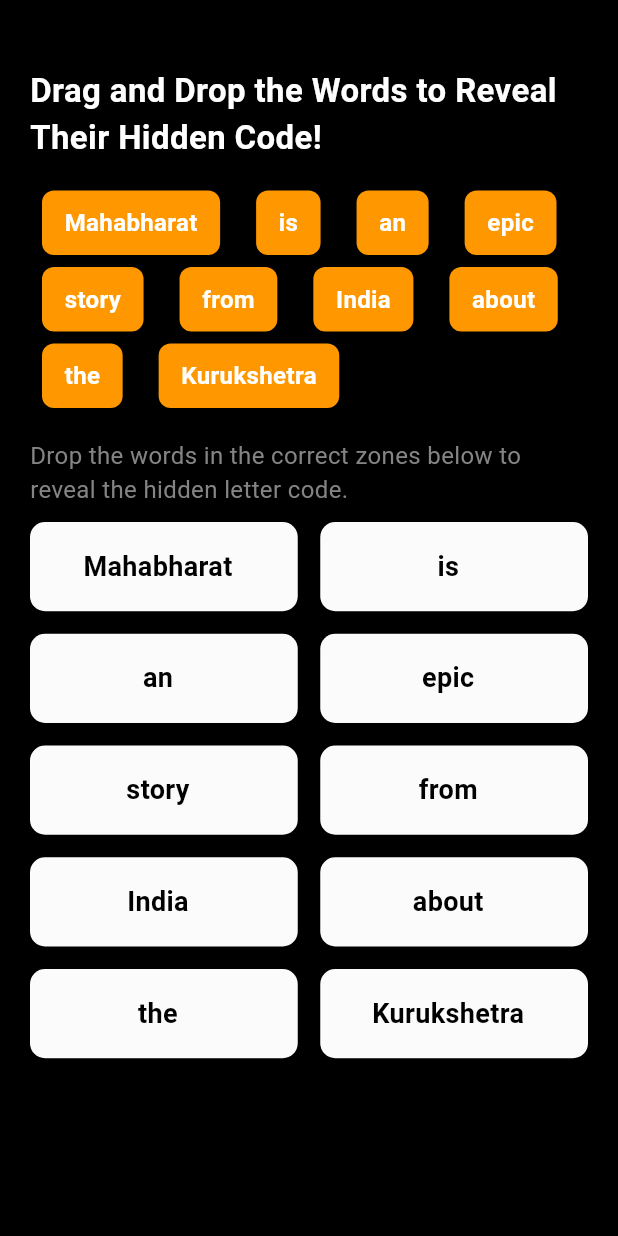
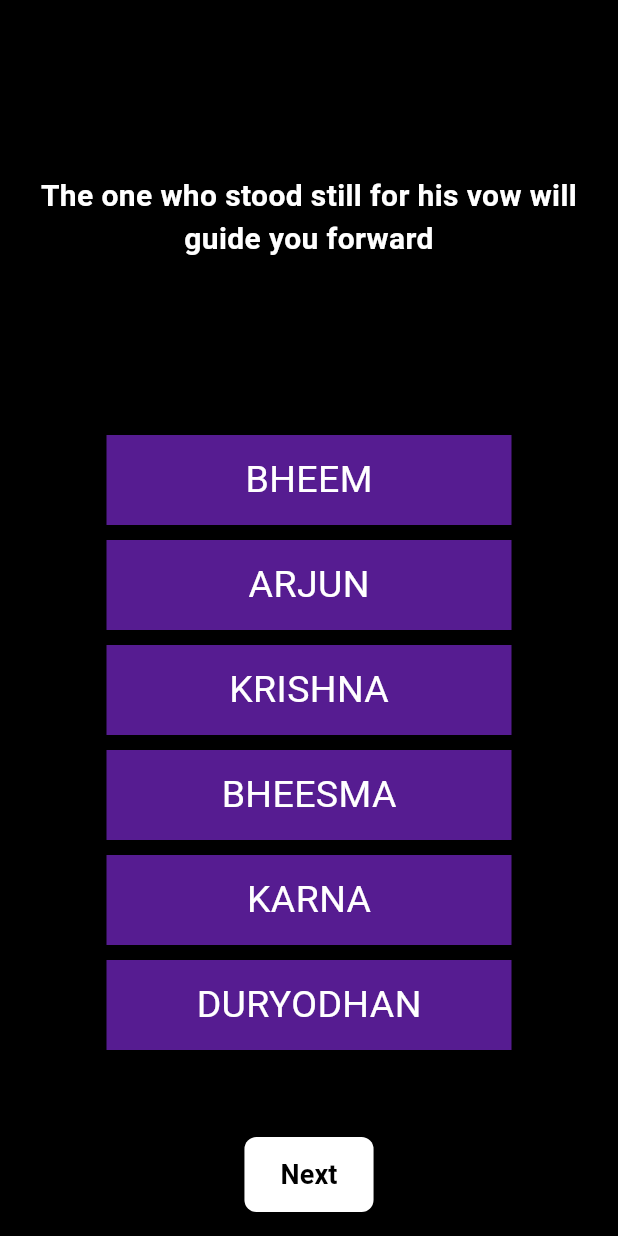
Before and after one commit to Nooberd-Incompat/chakravyuh-day-2, a Flutter app: the DraggableScreen screen opened directly, on a phone screen of 412 x 824 dp. Run offline on Flutter 3.47's test engine with Material 3 defaults, Android fonts, the phone set to English and light mode, and no system bars; our stand-ins replace csv; missing offline and left inert: crossword; project files that could hold a hidden picture were left out.

Commit message:
something for sure

```diff
--- a/lib/screens/draggable_screen.dart
+++ b/lib/screens/draggable_screen.dart
@@ -1,3 +1,5 @@
+// import 'package:chakravyuh/screens/notes_screen.dart';
+import 'package:chakravyuh/widgets/next_button.dart';
 import 'package:flutter/material.dart';
 
 class DraggableScreen extends StatefulWidget {
@@ -6,173 +8,195 @@ class DraggableScreen extends StatefulWidget {
 }
 
 class _DraggableScreenState extends State<DraggableScreen> {
-  final List<Map<String, String>> sentenceWords = [
-    {'word': 'Mahabharat', 'code': ''},
-    {'word': 'is', 'code': ''},
-    {'word': 'an', 'code': ''},
-    {'word': 'epic', 'code': ''},
-    {'word': 'story', 'code': ''},
-    {'word': 'from', 'code': ''},
-    {'word': 'India', 'code': 'K'}, // Special case for 'India'
-    {'word': 'about', 'code': ''},
-    {'word': 'the', 'code': ''},
-    {'word': 'Kurukshetra', 'code': ''},
-  ];
+  List<LetterBox> letterBoxes = [];
 
-  final Map<String, bool> wordRevealed = {};
-  bool showNextButton = false; // Control the visibility of the "Next" button
+  @override
+  void initState() {
+    super.initState();
+
+    const letters = ['BHEEM', 'ARJUN', 'KRISHNA', 'BHEESMA', 'KARNA', 'DURYODHAN'];
+    int maxLength = letters.map((e) => e.length).reduce((a, b) => a > b ? a : b);
+
+    letterBoxes = List.generate(letters.length, (index) {
+      return LetterBox(
+        id: index,
+        letter: letters[index],
+        isKey: letters[index] == 'BHEESMA',
+        width: maxLength * 30.0,
+      );
+    });
+  }
 
   @override
   Widget build(BuildContext context) {
+    double screenWidth = MediaQuery.of(context).size.width;
+    double boxHeight = 60.0;
+    const double spacing = 10.0;
+    int lettersPerRow = 1;
+    double totalWidth = (letterBoxes[0].width * lettersPerRow) + (spacing * (lettersPerRow - 1));
+    double xOffset = (screenWidth - totalWidth) / 2;
+    double yOffset = 50.0;
+
+    for (int i = 0; i < letterBoxes.length; i++) {
+      double x = xOffset;
+      double y = yOffset + i * (boxHeight + spacing);
+      letterBoxes[i].position = Offset(x, y);
+    }
+
     return Scaffold(
-      backgroundColor: const Color.fromARGB(255, 0, 0, 0),
-      body: Padding(
-        padding: const EdgeInsets.all(20.0),
-        child: Column(
-          crossAxisAlignment: CrossAxisAlignment.start,
+      backgroundColor: Colors.black,
+      body: Column(
         children: [
-            const SizedBox(height: 25),
-            const Text(
-              'Drag and Drop the Words to Reveal Their Hidden Code!',
-              style: TextStyle(fontSize: 22, fontWeight: FontWeight.bold, color: Color.fromARGB(255, 255, 255, 255)),
+          SizedBox(height: 100),
+
+          Padding(
+            padding: const EdgeInsets.all(16.0),
+            child: Text(
+              'The one who stood still for his vow will guide you forward',
+              style: TextStyle(
+                fontSize: 20,
+                color: Colors.white,
+                fontWeight: FontWeight.bold,
               ),
-            const SizedBox(height: 20),
+              textAlign: TextAlign.center,
+            ),
+          ),
 
-            // Non-scrollable draggable words with Wrap
-            Wrap(
-              spacing: 8.0,
-              runSpacing: 8.0,
-              children: sentenceWords.map((wordData) {
-                String word = wordData['word']!;
-                String code = wordData['code']!;
-                return Draggable<String>(
-                  data: code,
-                  child: _buildDraggableWord(word, isFeedback: false),
-                  feedback: _buildDraggableWord(word, isFeedback: true),
-                  childWhenDragging: Container(),
+          SizedBox(height: 50),
+
+          Expanded(
+            child: Stack(
+              children: [
+                ...letterBoxes.map((box) {
+                  return Positioned(
+                    top: box.position.dy,
+                    left: box.position.dx,
+                    child: Draggable<LetterBox>(
+                      data: box,
+                      feedback: Material(
+                        color: Colors.transparent,
+                        child: Container(
+                          width: box.width,
+                          height: boxHeight,
+                          color: Colors.purple,
+                          child: Center(
+                            child: Text(
+                              box.letter,
+                              style: TextStyle(fontSize: 20, color: Colors.white),
+                            ),
+                          ),
+                        ),
+                      ),
+                      childWhenDragging: Container(
+                        width: box.width,
+                        height: boxHeight,
+                        color: Colors.grey,
+                      ),
+                      onDragStarted: () {
+                        setState(() {
+                          box.isBeingDragged = true;
+                        });
+                      },
+                      onDragEnd: (_) {
+                        setState(() {
+                          box.isBeingDragged = false;
+                        });
+                      },
+                      child: Container(
+                        width: box.width,
+                        height: boxHeight,
+                        color: Color.fromARGB(255, 86, 28, 145),
+                        child: Center(
+                          child: Text(
+                            box.letter,
+                            style: TextStyle(fontSize: 25, color: Colors.white),
+                          ),
+                        ),
+                      ),
+                      onDraggableCanceled: (velocity, offset) {
+                        setState(() {
+                          box.position = offset;
+                        });
+                      },
+                    ),
                   );
                 }).toList(),
-            ),
-            const SizedBox(height: 20),
 
-            const Text(
-              'Drop the words in the correct zones below to reveal the hidden letter code.',
-              style: TextStyle(fontSize: 16, color: Color.fromARGB(255, 133, 132, 132)),
-            ),
-            const SizedBox(height: 10),
-
-            // Scrollable drop zones
-            Expanded(
-              child: GridView.builder(
-                gridDelegate: const SliverGridDelegateWithFixedCrossAxisCount(
-                  crossAxisCount: 2,
-                  mainAxisSpacing: 15,
-                  crossAxisSpacing: 15,
-                  childAspectRatio: 3,
-                ),
-                itemCount: sentenceWords.length,
-                itemBuilder: (context, index) {
-                  String word = sentenceWords[index]['word']!;
-                  String code = sentenceWords[index]['code']!;
-
-                  return DragTarget<String>(
-                    onAccept: (receivedCode) {
-                      if (receivedCode == code) {
-                        setState(() {
-                          wordRevealed[word] = true;
-                          if (word == 'India') {
-                            showNextButton = true; // Show "Next" button after "India" is revealed
-                          }
-                        });
-                      }
-                    },
-                    builder: (context, acceptedItems, rejectedItems) {
-                      return Container(
-                        padding: const EdgeInsets.all(10),
-                        decoration: BoxDecoration(
-                          color: const Color.fromARGB(255, 251, 251, 251),
-                          borderRadius: BorderRadius.circular(10),
-                        ),
-                        child: Row(
-                          mainAxisAlignment: MainAxisAlignment.center,
-                          children: [
-                            Text(
-                              word,
-                              style: const TextStyle(
-                                fontSize: 18,
-                                fontWeight: FontWeight.bold,
-                                color: Color.fromARGB(255, 0, 0, 0),
+                ..._buildSingleLetterButtons(),
+              ],
             ),
           ),
-                            const SizedBox(width: 8),
-                            if (wordRevealed[word] == true)
-                              Text(
-                                sentenceWords[index]['code']!,
-                                style: const TextStyle(
-                                  fontSize: 18,
-                                  fontWeight: FontWeight.bold,
-                                  color: Color.fromARGB(255, 58, 141, 137),
-                                ),
+
+          SizedBox(height: 20), // Add space for the button
+
+          // Add the NextButton here
+          Padding(
+            padding: const EdgeInsets.symmetric(vertical: 16.0),
+            child: NextButton(nextScreen: NotesScreen()),
           ),
         ],
       ),
     );
+  }
+
+  List<Widget> _buildSingleLetterButtons() {
+    // Map each character to its corresponding word
+    const letterMap = {
+      'H': 'BHEEM',
+      'R': 'ARJUN',
+      'I': 'KRISHNA',
+      'B': 'BHEESMA',
+      'N': 'KARNA',
+      'U': 'DURYODHAN',
+    };
+
+    // Generate TextButtons for each box being dragged
+    return letterBoxes.where((box) => box.isBeingDragged).map((box) {
+      final singleLetter = letterMap.keys.firstWhere((key) => letterMap[key] == box.letter, orElse: () => '');
+
+      if (singleLetter.isNotEmpty) {
+        return Positioned(
+          top: box.position.dy,
+          left: box.position.dx,
+          child: TextButton(
+            onPressed: () {
+              if (singleLetter == 'B') {
+                Navigator.push(
+                  context,
+                  MaterialPageRoute(builder: (context) => NotesScreen()),
+                );
+              }
             },
-                  );
-                },
-              ),
-            ),
-            const SizedBox(height: 10),
-
-            // Conditionally display the "Next" button
-            if (showNextButton)
-              Center(
-                child: ElevatedButton(
-                  onPressed: () {
-                    // Define what happens when "Next" is pressed
-                    ScaffoldMessenger.of(context).showSnackBar(
-                      const SnackBar(content: Text('Proceeding to the next step!')),
-                    );
-                  },
-                  style: ElevatedButton.styleFrom(
-                    backgroundColor: Colors.deepPurple, // Button color
-                    padding: const EdgeInsets.symmetric(horizontal: 30, vertical: 10),
-                  ),
-                  child: const Text(
-                    'Next',
-                    style: TextStyle(fontSize: 18, fontWeight: FontWeight.bold, color: Colors.white),
+            child: Text(
+              singleLetter,
+              style: TextStyle(
+                fontSize: 30,
+                color: Color.fromARGB(255, 83, 2, 86),
+                fontWeight: FontWeight.bold,
               ),
             ),
           ),
-          ],
-        ),
-      ),
         );
+      } else {
+        return SizedBox.shrink();
+      }
+    }).toList();
+  }
 }
 
-  Widget _buildDraggableWord(String word, {bool isFeedback = false}) {
-    return Container(
-      padding: const EdgeInsets.symmetric(horizontal: 15, vertical: 10),
-      margin: const EdgeInsets.symmetric(horizontal: 8),
-      decoration: BoxDecoration(
-        color: isFeedback ? Colors.yellow.withOpacity(0.8) : Colors.orange,
-        borderRadius: BorderRadius.circular(8),
-        boxShadow: [
-          const BoxShadow(
-            color: Colors.black26,
-            offset: Offset(2, 2),
-            blurRadius: 5,
-          ),
-        ],
-      ),
-      child: Text(
-        word,
-        style: const TextStyle(
-          fontSize: 16,
-          color: Colors.white,
-          fontWeight: FontWeight.bold,
-        ),
-      ),
-    );
+class LetterBox {
+  final int id;
+  final String letter;
+  final bool isKey;
+  final double width;
+  bool isBeingDragged = false;  // Track dragging state
+  Offset position;
+
+  LetterBox({
+    required this.id,
+    required this.letter,
+    required this.isKey,
+    required this.width,
+    Offset? position,
+  }) : position = position ?? Offset(100.0, 100.0);
 }
-}
--- a/lib/screens/pattern_screen.dart
+++ b/lib/screens/pattern_screen.dart
@@ -53,7 +53,8 @@ class _PatternLockScreenState extends State<PatternLockScreen> {
           const Padding(
             padding: EdgeInsets.all(20.0),
             child: Text(
-              "Choose the right pattern to proceed",
+              "\n\nThe common link amongst Gandeeva, Ekalavya and Vasudeva\n\nChoose the right pattern to proceed",
+              textAlign: TextAlign.center,
               style: TextStyle(
                 color: Colors.white,
                 fontSize: 20,
@@ -69,7 +70,7 @@ class _PatternLockScreenState extends State<PatternLockScreen> {
                 mainAxisSpacing: 20,
                 crossAxisSpacing: 20,
               ),
-              padding: EdgeInsets.all(20),
+              padding: const EdgeInsets.all(20),
               itemCount: gridSize * gridSize,
               itemBuilder: (context, index) {
                 return GestureDetector(
@@ -97,7 +98,7 @@ class _PatternLockScreenState extends State<PatternLockScreen> {
                     );
                   }
                 : null,
-            child: Text("Next"),
+            child: const Text("Next"),
           ),
         ],
       ),
```
Also changed, not shown: lib/screens/crossword_screen.dart (+15 -10 lines), lib/screens/floating_text_screen.dart (+5 -5 lines), lib/screens/image_screen.dart (+192 -139 lines), lib/screens/question_screen.dart (+1 -9 lines). Lines whose indentation alone changed are shown as unchanged.
